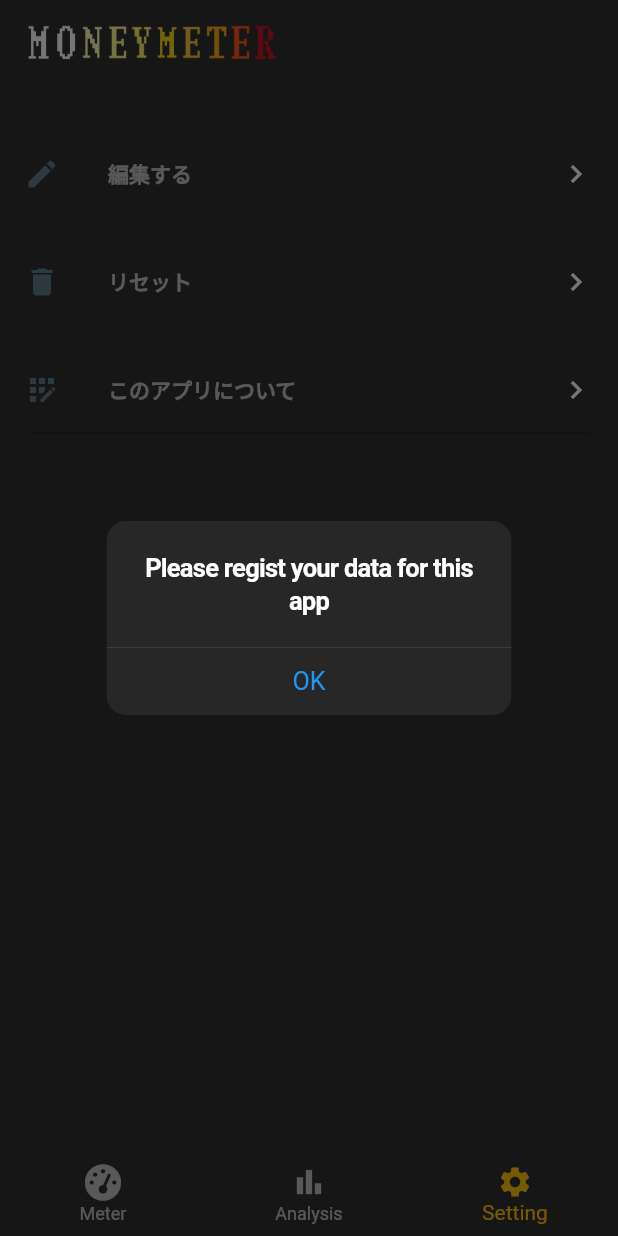
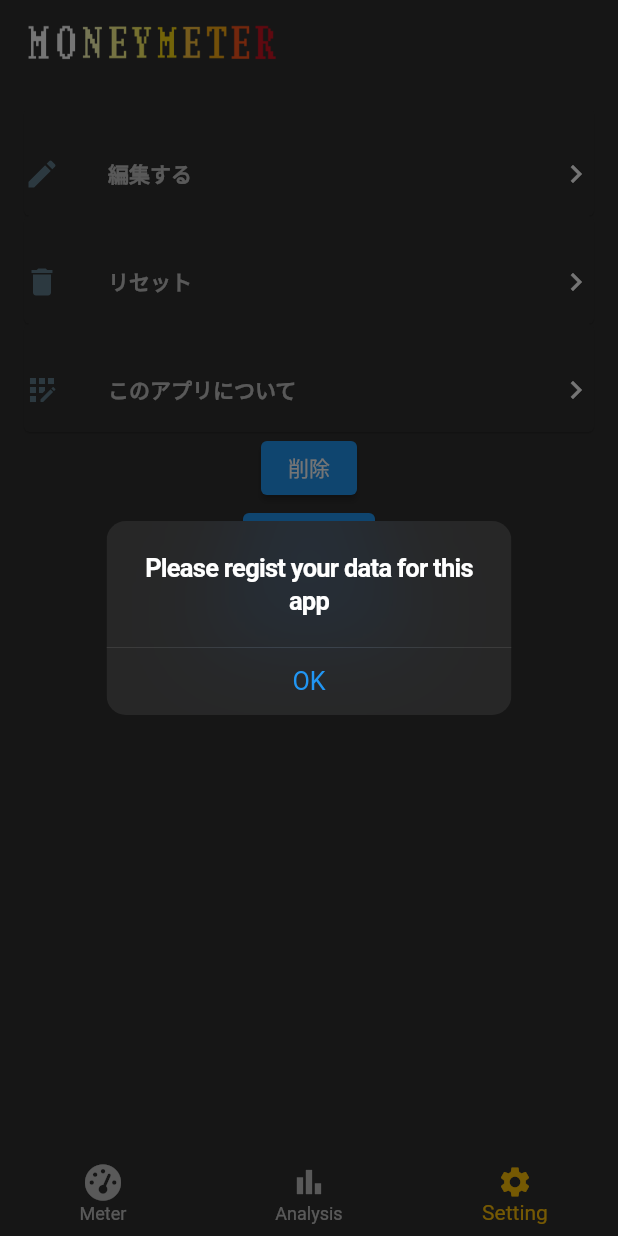
Before and after one commit to kolbe-ryo/budget_scouter, a Flutter app: the screen it shows after launch, item 3 of the bottom bar chosen, after a tap on "編集する", on a phone screen of 412 x 824 dp. Run offline on Flutter 3.47's test engine with Material 2 defaults, Android fonts, the phone set to English and light mode, and no system bars; drawn by our look-alikes of google_mobile_ads; our stand-ins replace fl_chart, flutter_riverpod, font_awesome_flutter, freezed_annotation, pie_chart, shared_preferences and 1 more; generated files the repository leaves out were written again; network calls fail.

Commit message:
change layout

```diff
--- a/lib/l10n/app_en.arb
+++ b/lib/l10n/app_en.arb
@@ -7,10 +7,11 @@
   "additionalMeter": "Add Money Meter",
   "target": "Target",
   "year": "Year",
+  "balance": "Balance",
   "no_data": "No Data",
   "remain_days": "Remain Days",
   "use_rate": "Use Rate",
-  "expenditure": "Expenditure",
+  "expenditure": "Input Consumption",
   "hint_target": "Name for your target money",
   "init_balance": "Initial Balance",
   "hint_balance": "Setting your budget for money meter",
--- a/lib/l10n/app_ja.arb
+++ b/lib/l10n/app_ja.arb
@@ -6,10 +6,11 @@
   "additionalMeter": "メーターを追加",
   "target": "名称",
   "year": "年月",
+  "balance": "残高",
   "no_data": "データなし",
   "remain_days": "残日数",
   "use_rate": "使用率",
-  "expenditure": "支出",
+  "expenditure": "支出を入力する",
   "hint_target": "支出の名称",
   "init_balance": "初期残高",
   "hint_balance": "予算を設定して下さい",
--- a/lib/main.dart
+++ b/lib/main.dart
@@ -15,7 +15,13 @@ void main() => runApp(const ProviderScope(child: BudgetScouter()));
 final colorThemeProvider = StateProvider<Color>(((ref) {
   final balance = ref.watch(moneyMeterProvider.select((state) => state.moneyMeterModel.balance.toDouble()));
   final initBalance = ref.watch(moneyMeterProvider.select((state) => state.moneyMeterModel.initBalance.toDouble()));
-  return balance > initBalance / 3 ? Colors.pinkAccent : Colors.amber;
+  final isForward = ref
+      .watch(moneyMeterProvider.select((state) => state.moneyMeterModel.initBalance < state.moneyMeterModel.balance));
+  return isForward
+      ? Colors.greenAccent
+      : balance > initBalance / 3
+          ? Colors.pinkAccent
+          : Colors.amber;
 }));
 
 class BudgetScouter extends ConsumerWidget {
--- a/lib/view/common/app_dialog.dart
+++ b/lib/view/common/app_dialog.dart
@@ -27,7 +27,7 @@ class AppDialog extends StatelessWidget {
         ),
         if (isDeleteAction)
           CupertinoDialogAction(
-            child: const Text("Cancel"),
+            child: Text(AppLocalizations.of(context)!.cancel),
             onPressed: () => Navigator.pop(context, false),
           ),
       ],
--- a/lib/view/common/top_caption_texts.dart
+++ b/lib/view/common/top_caption_texts.dart
@@ -22,10 +22,9 @@ class TopCaptionTexts extends StatelessWidget {
       crossAxisAlignment: CrossAxisAlignment.start,
       children: [
         Text(title, style: kTextStyleHint),
-        const SizedBox(height: kSpacing / 2),
         Text(
           content,
-          style: kTextStyleCaption(color: isNodata ? kDarkTextColor : Colors.white),
+          style: kTextStyleCaption(color: isNodata ? kDarkTextColor : Colors.white, size: 30),
         ),
       ],
     );
--- a/lib/view/modal/use_money_input_model.dart
+++ b/lib/view/modal/use_money_input_model.dart
@@ -38,7 +38,7 @@ class UsemoneyInpuModal extends ConsumerWidget {
                 padding: const EdgeInsets.only(bottom: kSpacing * 2),
                 child: Text(
                   AppLocalizations.of(context)!.expenditure,
-                  style: kTextStyleCaption(color: ref.watch(colorThemeProvider)),
+                  style: kTextStyleCaption(color: ref.watch(colorThemeProvider), size: 25),
                 ),
               ),
               Padding(
--- a/lib/view/money_meter/money_meter.dart
+++ b/lib/view/money_meter/money_meter.dart
@@ -2,6 +2,7 @@
 import 'package:flutter/material.dart';
 
 // Package imports:
+import 'package:flutter_gen/gen_l10n/app_localizations.dart';
 import 'package:font_awesome_flutter/font_awesome_flutter.dart';
 
 // Project imports:
@@ -21,12 +22,12 @@ class MoneyMeter extends MoneyMeterAbstract {
   final Color color;
 
   @override
-  Widget? innerTextWidget() {
+  Widget? innerTextWidget(BuildContext context) {
     if (moneyMeterModel.hasdata) {
       return Column(
         children: [
           Text(
-            'Balance',
+            AppLocalizations.of(context)!.balance,
             style: kTextStyleCaption(color: kDarkTextColor),
           ),
           Padding(
--- a/lib/view/money_meter/money_meter_abstract.dart
+++ b/lib/view/money_meter/money_meter_abstract.dart
@@ -8,7 +8,7 @@ abstract class MoneyMeterAbstract extends ConsumerWidget {
   const MoneyMeterAbstract({Key? key}) : super(key: key);
 
   List<Widget> meterWidgets();
-  Widget? innerTextWidget();
+  Widget? innerTextWidget(BuildContext context);
 
   @override
   Widget build(BuildContext context, WidgetRef ref) {
@@ -16,7 +16,7 @@ abstract class MoneyMeterAbstract extends ConsumerWidget {
       alignment: Alignment.center,
       children: [
         ...(meterWidgets().map((widget) => widget)),
-        innerTextWidget() ?? const SizedBox.shrink(),
+        innerTextWidget(context) ?? const SizedBox.shrink(),
       ],
     );
   }
--- a/lib/view/page/money_meter_page.dart
+++ b/lib/view/page/money_meter_page.dart
@@ -35,14 +35,7 @@ class MoneyMeterPage extends ConsumerWidget {
         loading: () => const SizedBox.shrink(),
         error: (err, stack) => Text('$err'),
         data: (data) {
-          if (hasData) {
-            return SingleChildScrollView(
-              physics: const NeverScrollableScrollPhysics(),
-              child: _body(context, ref, hasData),
-            );
-          } else {
-            return _body(context, ref, hasData);
-          }
+          return _body(context, ref, hasData);
         },
       ),
     );
@@ -50,7 +43,7 @@ class MoneyMeterPage extends ConsumerWidget {
 
   Widget _body(BuildContext context, WidgetRef ref, bool hasData) {
     return Column(
-      mainAxisAlignment: MainAxisAlignment.spaceBetween,
+      mainAxisAlignment: MainAxisAlignment.spaceEvenly,
       crossAxisAlignment: CrossAxisAlignment.stretch,
       children: [
         Padding(
@@ -88,7 +81,7 @@ class MoneyMeterPage extends ConsumerWidget {
           },
         ),
         Padding(
-          padding: const EdgeInsets.fromLTRB(kSpacing, kSpacing * 2, kSpacing, 0),
+          padding: const EdgeInsets.fromLTRB(kSpacing, 0, kSpacing, 0),
           child: Row(
             mainAxisAlignment: MainAxisAlignment.spaceBetween,
             children: [
--- a/lib/view/page/setting_page.dart
+++ b/lib/view/page/setting_page.dart
@@ -6,6 +6,7 @@ import 'package:flutter_gen/gen_l10n/app_localizations.dart';
 import 'package:flutter_riverpod/flutter_riverpod.dart';
 
 // Project imports:
+import '../../model/money_consumption_history_model.dart';
 import '../common/app_dialog.dart';
 import '../common/setting_tile.dart';
 import '../modal/money_meter_initital_setting_modal.dart';
@@ -76,94 +77,94 @@ class SettingPage extends ConsumerWidget {
               ),
             ),
           ),
-          // ElevatedButton(
-          //   onPressed: () => ref.read(moneyMeterProvider.notifier).delete(context),
-          //   child: const Text('削除'),
-          // ),
-          // ElevatedButton(
-          //   onPressed: () =>
-          //       ref.read(moneyMeterProvider.notifier).save(model.copyWith(moneyConsumptionHistoryModelList: _list)),
-          //   child: const Text('履歴追加'),
-          // ),
-          // ElevatedButton(
-          //   onPressed: () => ref.read(moneyMeterProvider.notifier).save(
-          //         model.copyWith(
-          //           hasdata: true,
-          //           initBalance: 50000,
-          //           balance: -1000,
-          //           year: 2022,
-          //           month: 6,
-          //           target: 'Test',
-          //           isForwardBalance: true,
-          //         ),
-          //       ),
-          //   child: Text('初期データ追加'),
-          // ),
+          ElevatedButton(
+            onPressed: () => ref.read(moneyMeterProvider.notifier).delete(context),
+            child: const Text('削除'),
+          ),
+          ElevatedButton(
+            onPressed: () =>
+                ref.read(moneyMeterProvider.notifier).save(model.copyWith(moneyConsumptionHistoryModelList: _list)),
+            child: const Text('履歴追加'),
+          ),
+          ElevatedButton(
+            onPressed: () => ref.read(moneyMeterProvider.notifier).save(
+                  model.copyWith(
+                    hasdata: true,
+                    initBalance: 50000,
+                    balance: -1000,
+                    year: 2022,
+                    month: 6,
+                    target: 'Test',
+                    isForwardBalance: true,
+                  ),
+                ),
+            child: Text('初期データ追加'),
+          ),
         ],
       ),
     );
   }
 }
 
-// const _list = [
-//   MoneyConsumptionHistoryModel(
-//     year: 2021,
-//     month: 11,
-//     initBalance: 50000,
-//     remainedBalance: 1000,
-//   ),
-//   MoneyConsumptionHistoryModel(
-//     year: 2021,
-//     month: 12,
-//     initBalance: 50000,
-//     remainedBalance: 3000,
-//   ),
-//   MoneyConsumptionHistoryModel(
-//     year: 2022,
-//     month: 1,
-//     initBalance: 50000,
-//     remainedBalance: 0,
-//   ),
-//   MoneyConsumptionHistoryModel(
-//     year: 2022,
-//     month: 2,
-//     initBalance: 50000,
-//     remainedBalance: -1000,
-//   ),
-//   MoneyConsumptionHistoryModel(
-//     year: 2022,
-//     month: 3,
-//     initBalance: 50000,
-//     remainedBalance: 10000,
-//   ),
-//   MoneyConsumptionHistoryModel(
-//     year: 2022,
-//     month: 4,
-//     initBalance: 50000,
-//     remainedBalance: 1000,
-//   ),
-//   MoneyConsumptionHistoryModel(
-//     year: 2022,
-//     month: 5,
-//     initBalance: 50000,
-//     remainedBalance: 1000,
-//   ),
-//   MoneyConsumptionHistoryModel(
-//     year: 2022,
-//     month: 6,
-//     initBalance: 50000,
-//     remainedBalance: 1000,
-//   ),
-//   MoneyConsumptionHistoryModel(
-//     year: 2022,
-//     month: 7,
-//     initBalance: 50000,
-//     remainedBalance: -3000,
-//   ),
-//   MoneyConsumptionHistoryModel(
-//     year: 2022,
-//     month: 8,
-//     initBalance: 50000,
-//     remainedBalance: 0,
-//   ),
-// ];
+const _list = [
+  MoneyConsumptionHistoryModel(
+    year: 2021,
+    month: 11,
+    initBalance: 50000,
+    remainedBalance: 1000,
+  ),
+  MoneyConsumptionHistoryModel(
+    year: 2021,
+    month: 12,
+    initBalance: 50000,
+    remainedBalance: 3000,
+  ),
+  MoneyConsumptionHistoryModel(
+    year: 2022,
+    month: 1,
+    initBalance: 50000,
+    remainedBalance: 0,
+  ),
+  MoneyConsumptionHistoryModel(
+    year: 2022,
+    month: 2,
+    initBalance: 50000,
+    remainedBalance: -1000,
+  ),
+  MoneyConsumptionHistoryModel(
+    year: 2022,
+    month: 3,
+    initBalance: 50000,
+    remainedBalance: 10000,
+  ),
+  MoneyConsumptionHistoryModel(
+    year: 2022,
+    month: 4,
+    initBalance: 50000,
+    remainedBalance: 1000,
+  ),
+  MoneyConsumptionHistoryModel(
+    year: 2022,
+    month: 5,
+    initBalance: 50000,
+    remainedBalance: 1000,
+  ),
+  MoneyConsumptionHistoryModel(
+    year: 2022,
+    month: 6,
+    initBalance: 50000,
+    remainedBalance: 1000,
+  ),
+  MoneyConsumptionHistoryModel(
+    year: 2022,
+    month: 7,
+    initBalance: 50000,
+    remainedBalance: -3000,
+  ),
+  MoneyConsumptionHistoryModel(
+    year: 2022,
+    month: 8,
+    initBalance: 50000,
+    remainedBalance: 0,
+  ),
+];
```
Also changed, not shown: pubspec.lock, 1 other file.
